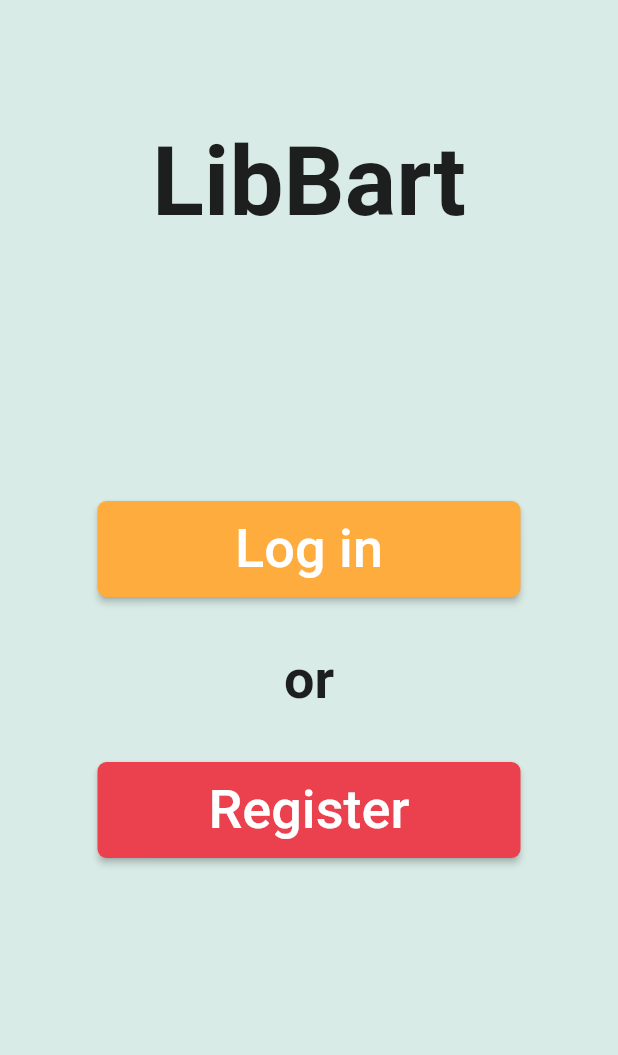
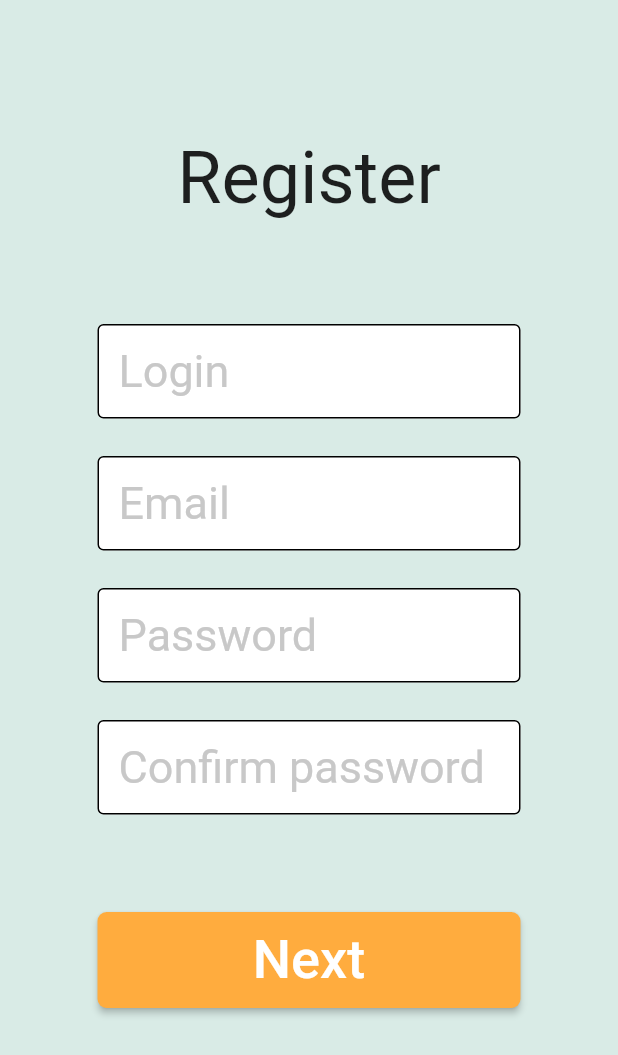
Before and after one commit to Grifon333/lib_bart, a Flutter app: the screen it shows after launch, after a tap on "Register", on a phone screen of 412 x 824 dp. Shown: the top 1055 px of the screen. Run offline on Flutter 3.47's test engine with Material 2 defaults, Android fonts, the light colour scheme and no system bars.

Commit message:
Create windows for Register

```diff
--- a/lib/assets/button/main_button.dart
+++ b/lib/assets/button/main_button.dart
@@ -1,7 +1,7 @@
 import 'package:flutter/material.dart';
 
 class MainButton {
-  Widget button1({
+  Widget elevatedButton({
     required Function() onPressed,
     required Color color,
     required String title,
@@ -11,8 +11,8 @@ class MainButton {
       child: ElevatedButton(
         onPressed: onPressed,
         style: ButtonStyle(
-          padding:
-              MaterialStateProperty.all(const EdgeInsets.symmetric(vertical: 11)),
+          padding: MaterialStateProperty.all(
+              const EdgeInsets.symmetric(vertical: 11)),
           backgroundColor: MaterialStateProperty.all(color),
           shape: MaterialStateProperty.all(const RoundedRectangleBorder(
               borderRadius: BorderRadius.all(Radius.circular(6)))),
@@ -26,4 +26,22 @@ class MainButton {
       ),
     );
   }
+
+  Widget textButton({
+    required String title,
+  }) {
+    return SizedBox(
+      width: double.infinity,
+      child: TextButton(
+        onPressed: () {},
+        child: Text(
+          title,
+          style: const TextStyle(
+            color: Color.fromRGBO(100, 100, 100, 1),
+            fontSize: 36
+          ),
+        ),
+      ),
+    );
+  }
 }
--- a/lib/assets/text_field/main_text_field.dart
+++ b/lib/assets/text_field/main_text_field.dart
@@ -5,7 +5,7 @@ class MainTextField {
     required String hintText,
   }) {
     return TextField(
-      style: const TextStyle(fontSize: 32),
+      style: const TextStyle(fontSize: 30),
       decoration: InputDecoration(
         enabledBorder: const OutlineInputBorder(
           borderSide: BorderSide(color: Colors.black),
--- a/lib/ui/navigation/main_navigation.dart
+++ b/lib/ui/navigation/main_navigation.dart
@@ -1,12 +1,17 @@
 import 'package:lib_bart/library/widgets/inherited/provider.dart';
 import 'package:lib_bart/ui/widgets/login/login_model.dart';
 import 'package:lib_bart/ui/widgets/login/login_widget.dart';
+import 'package:lib_bart/ui/widgets/register/register_first/register_first_model.dart';
+import 'package:lib_bart/ui/widgets/register/register_first/register_first_widget.dart';
+import 'package:lib_bart/ui/widgets/register/register_second/register_second_model.dart';
+import 'package:lib_bart/ui/widgets/register/register_second/register_second_widget.dart';
 import 'package:lib_bart/ui/widgets/start_screen/start_screen_widget.dart';
 
 class MainNavigationNameRoute {
   static const main = '/';
   static const login = '/login';
-  static const register = '/register';
+  static const registerFirst = '/register/first';
+  static const registerSecond = '/register/second';
 }
 
 class MainNavigation {
@@ -16,6 +21,14 @@ class MainNavigation {
           child: const LoginWidget(),
           create: () => LoginModel(),
         ),
+    MainNavigationNameRoute.registerFirst: (context) => NotifierProvider(
+          child: const RegisterFirstWidget(),
+          create: () => RegisterFirstModel(),
+        ),
+    MainNavigationNameRoute.registerSecond: (context) => NotifierProvider(
+          child: const RegisterSecondWidget(),
+          create: () => RegisterSecondModel(),
+        ),
   };
 
   final initialRoute = MainNavigationNameRoute.main;
--- a/lib/ui/widgets/login/login_widget.dart
+++ b/lib/ui/widgets/login/login_widget.dart
@@ -43,7 +43,7 @@ class _BodyWidget extends StatelessWidget {
               const SizedBox(height: 48),
               MainTextField().tf1(hintText: 'Password'),
               const SizedBox(height: 80),
-              MainButton().button1(
+              MainButton().elevatedButton(
                 onPressed: () {},
                 color: MainColors.color4,
                 title: 'Log in',
--- /dev/null
+++ b/lib/ui/widgets/register/register_first/register_first_model.dart
@@ -0,0 +1,8 @@
+import 'package:flutter/cupertino.dart';
+import 'package:lib_bart/ui/navigation/main_navigation.dart';
+
+class RegisterFirstModel extends ChangeNotifier {
+  void toNext(BuildContext context) {
+    Navigator.of(context).pushNamed(MainNavigationNameRoute.registerSecond);
+  }
+}
--- /dev/null
+++ b/lib/ui/widgets/register/register_first/register_first_widget.dart
@@ -0,0 +1,62 @@
+import 'package:flutter/material.dart';
+import 'package:lib_bart/assets/button/main_button.dart';
+import 'package:lib_bart/assets/color/main_colors.dart';
+import 'package:lib_bart/assets/text_field/main_text_field.dart';
+import 'package:lib_bart/ui/widgets/register/register_first/register_first_model.dart';
+
+import '../../../../library/widgets/inherited/provider.dart';
+
+class RegisterFirstWidget extends StatelessWidget {
+  const RegisterFirstWidget({Key? key}) : super(key: key);
+
+  @override
+  Widget build(BuildContext context) {
+    return const Scaffold(
+      body: _BodyWidget(),
+    );
+  }
+}
+
+class _BodyWidget extends StatelessWidget {
+  const _BodyWidget({Key? key}) : super(key: key);
+
+  @override
+  Widget build(BuildContext context) {
+    final model = NotifierProvider.watch<RegisterFirstModel>(context);
+    if(model == null) return const SizedBox.shrink();
+
+    return ColoredBox(
+      color: MainColors.color1,
+      child: SafeArea(
+        child: Padding(
+          padding: const EdgeInsets.symmetric(
+            horizontal: 65,
+          ),
+          child: Column(
+            children: [
+              const SizedBox(height: 90),
+              const Text(
+                'Register',
+                style: TextStyle(fontSize: 48),
+              ),
+              const SizedBox(height: 70),
+              MainTextField().tf1(hintText: 'Login'),
+              const SizedBox(height: 25),
+              MainTextField().tf1(hintText: 'Email'),
+              const SizedBox(height: 25),
+              MainTextField().tf1(hintText: 'Password'),
+              const SizedBox(height: 25),
+              MainTextField().tf1(hintText: 'Confirm password'),
+              const SizedBox(height: 65),
+              MainButton().elevatedButton(
+                onPressed: () => model.toNext(context),
+                color: MainColors.color4,
+                title: 'Next',
+              )
+            ],
+          ),
+        ),
+      ),
+    );
+  }
+}
--- /dev/null
+++ b/lib/ui/widgets/register/register_second/register_second_model.dart
@@ -0,0 +1,5 @@
+import 'package:flutter/cupertino.dart';
+
+class RegisterSecondModel extends ChangeNotifier {
+
+}
--- a/lib/ui/widgets/start_screen/start_screen_widget.dart
+++ b/lib/ui/widgets/start_screen/start_screen_widget.dart
@@ -35,7 +35,7 @@ class _BodyWidget extends StatelessWidget {
                 ),
               ),
               const SizedBox(height: 175),
-              MainButton().button1(
+              MainButton().elevatedButton(
                 title: 'Log in',
                 onPressed: () => Navigator.of(context)
                     .pushNamed(MainNavigationNameRoute.login),
@@ -51,10 +51,10 @@ class _BodyWidget extends StatelessWidget {
                   ),
                 ),
               ),
-              MainButton().button1(
+              MainButton().elevatedButton(
                 title: 'Register',
                 onPressed: () => Navigator.of(context)
-                    .pushNamed(MainNavigationNameRoute.register),
+                    .pushNamed(MainNavigationNameRoute.registerFirst),
                 color: MainColors.color3,
               ),
             ],
```
Also changed, not shown: lib/ui/widgets/register/register_second/register_second_widget.dart (added, +60 -0 lines), lib/Library/Widgets/Inherited/provider.dart (renamed from lib/Library/widgets/inherited/provider.dart).
